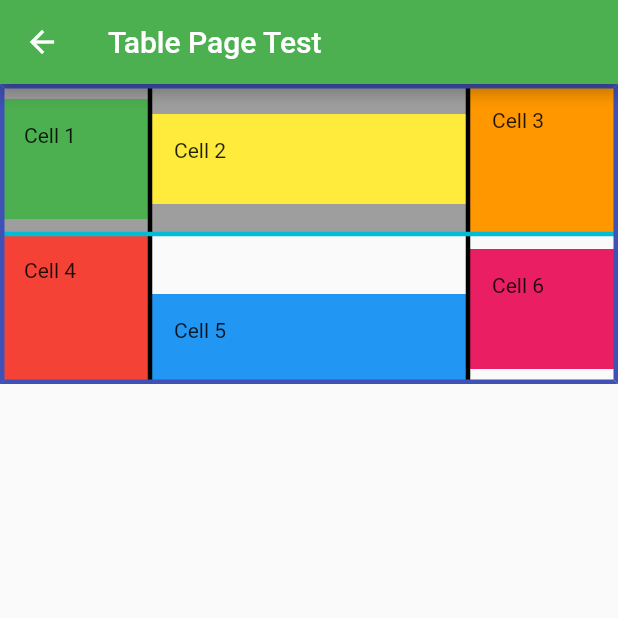
After one commit to Davoleo/sample_flutter_app, a Flutter app: the TablePage screen opened directly, on a phone screen of 412 x 824 dp, the top half of it. The commit adds this screen. Run offline on Flutter 3.47's test engine with Material 2 defaults, Android fonts, the phone set to English and light mode, and no system bars.

Commit message:
Flutter Table layout

```diff
--- a/lib/screens/home_page.dart
+++ b/lib/screens/home_page.dart
@@ -8,6 +8,7 @@ import 'package:sample_flutter_app/components/KeyTestComponents.dart';
 import 'package:sample_flutter_app/screens/navigation/navigation_route.dart';
 import 'package:sample_flutter_app/screens/orientation_managers.dart';
 import 'package:sample_flutter_app/screens/resolution_route.dart';
+import 'package:sample_flutter_app/screens/table_page.dart';
 import 'package:sample_flutter_app/screens/todo_list.dart';
 import 'package:sample_flutter_app/utils/utils.dart';
 
@@ -294,6 +295,7 @@ class _TestHomePageState extends State<TestHomePage> {
               RaisedButton(child: Text("Error Page"), onPressed: () {Navigator.pushNamed(context, "non_existing_route");}),
               RaisedButton(child: Text("To-Do List"), onPressed: () {Navigator.push(context, MaterialPageRoute(builder: (context) => ToDoList()));}),
               RaisedButton(child: Text("File Storage"), onPressed: () {Navigator.push(context, MaterialPageRoute(builder: (context) => FileStorageScreen()));}),
+              RaisedButton(child: Text("Table Layout"), onPressed: () {Navigator.push(context, MaterialPageRoute(builder: (context) => TablePage()));}),
             ],
             ),
           ),
--- /dev/null
+++ b/lib/screens/table_page.dart
@@ -0,0 +1,91 @@
+import 'package:flutter/material.dart';
+
+class TablePage extends StatelessWidget {
+  @override
+  Widget build(BuildContext context) {
+    return Scaffold(
+      appBar: AppBar(
+        title: Text("Table Page Test"),
+      ),
+      body: Table(
+        columnWidths: {
+          //IntrinsicColumnWidth
+          //FractionColumnWidth
+          //FlexColumnWidth
+          //MaxColumnWidth
+          //MinColumnWidth
+
+          //key => column index
+          //value => column width setting
+          0: FixedColumnWidth(100),
+          //Chosen after everything else
+          1: FlexColumnWidth(),
+          2: MaxColumnWidth(FixedColumnWidth(100), FractionColumnWidth(0.2))
+        },
+        //Table Borders control
+        border: TableBorder(
+          //Inner Borders
+          horizontalInside: BorderSide(color: Colors.cyan, width: 3),
+          verticalInside: BorderSide(color: Colors.black, width: 3),
+          //Outer Borders
+          bottom: BorderSide(color: Colors.indigo, width: 3),
+          right: BorderSide(color: Colors.indigo, width: 3),
+          top: BorderSide(color: Colors.indigo, width: 3),
+          left: BorderSide(color: Colors.indigo, width: 3),
+        ),
+        defaultVerticalAlignment: TableCellVerticalAlignment.middle,
+        children: <TableRow>[
+          TableRow(
+            //Cell Background
+            decoration: BoxDecoration(color: Colors.grey),
+              children: <Widget>[
+            Container(
+              height: 80,
+              color: Colors.green,
+              padding: EdgeInsets.all(16),
+              child: Text("Cell 1"),
+            ),
+            Container(
+              height: 60,
+              color: Colors.yellow,
+              padding: EdgeInsets.all(16),
+              child: Text("Cell 2"),
+            ),
+            Container(
+              height: 100,
+              color: Colors.orange,
+              padding: EdgeInsets.all(16),
+              child: Text("Cell 3"),
+            ),
+          ]
+
+          ),
+          TableRow(children: <Widget>[
+            Container(
+              height: 100,
+              color: Colors.red,
+              padding: EdgeInsets.all(16),
+              child: Text("Cell 4"),
+            ),
+            //Table Cell to control the behaviour of a single cell
+            TableCell(
+              verticalAlignment: TableCellVerticalAlignment.bottom,
+              child: Container(
+                height: 60,
+                color: Colors.blue,
+                padding: EdgeInsets.all(16),
+                child: Text("Cell 5"),
+              ),
+            ),
+            Container(
+              height: 80,
+              color: Colors.pink,
+              padding: EdgeInsets.all(16),
+              child: Text("Cell 6"),
+            ),
+          ]),
+        ],
+      ),
+    );
+  }
+}
```
